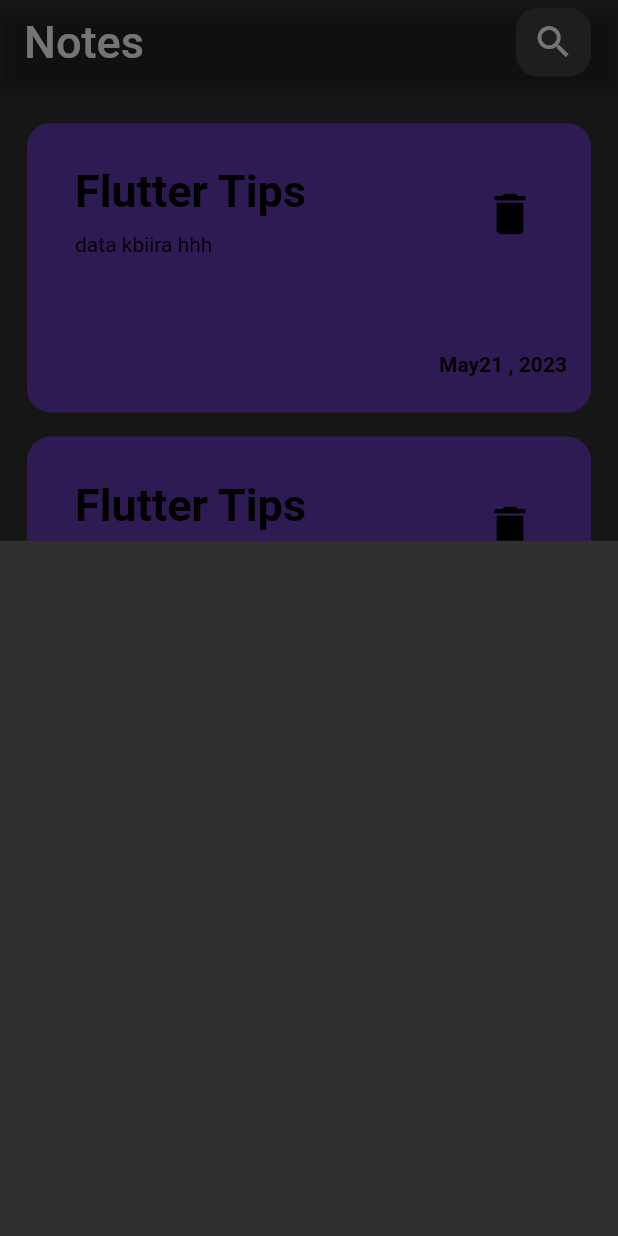
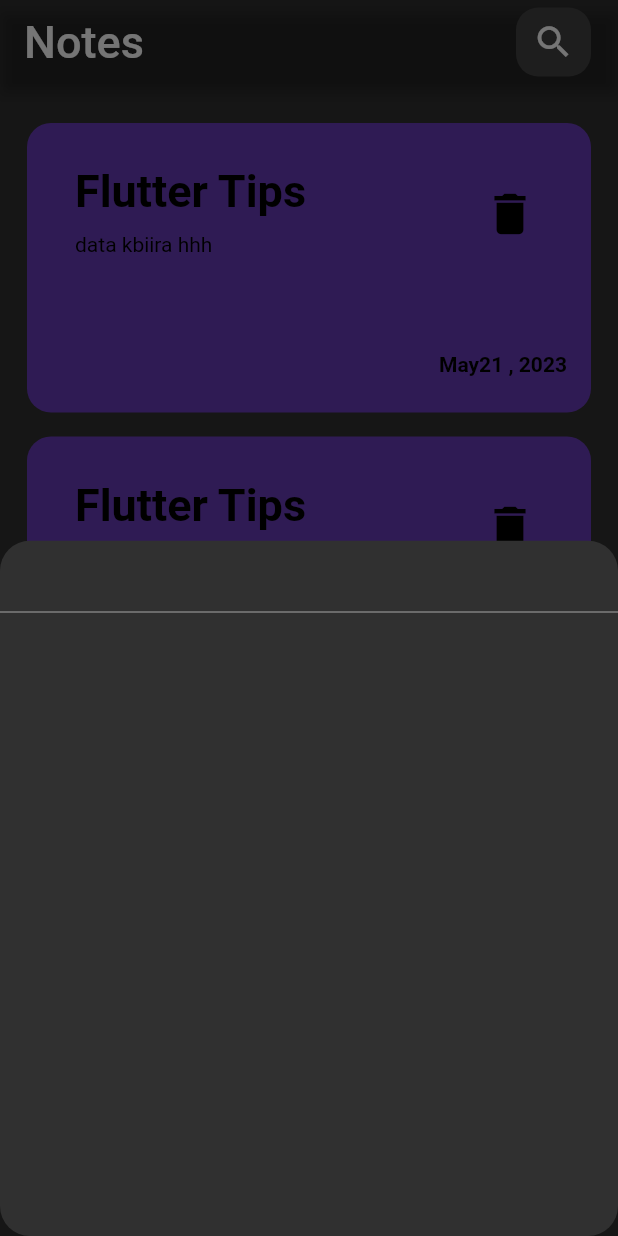
Before and after one commit to Benziane-Anis/My-Notes, a Flutter app: the screen it shows after launch, after a tap on the "add" icon, on a phone screen of 412 x 824 dp. Run offline on Flutter 3.47's test engine with Material 2 defaults, Android fonts, the phone set to English and light mode, and no system bars.

Commit message:
add custom MyTextfield

```diff
--- a/lib/items/custom_addnote.dart
+++ b/lib/items/custom_addnote.dart
@@ -1,10 +1,15 @@
 import 'package:flutter/material.dart';
+import 'package:my_notes/items/custom_textfield.dart';
 
 class AddNoteButtomSheet extends StatelessWidget {
   const AddNoteButtomSheet({super.key});
 
   @override
   Widget build(BuildContext context) {
-    return Container();
+    return Column(
+      children: [
+        MyTexteField()
+      ],
+    );
   }
 }
--- /dev/null
+++ b/lib/items/custom_textfield.dart
@@ -0,0 +1,10 @@
+import 'package:flutter/material.dart';
+
+class MyTexteField extends StatelessWidget {
+  const MyTexteField({super.key});
+
+  @override
+  Widget build(BuildContext context) {
+    return TextField();
+  }
+}
--- a/lib/screens/home.dart
+++ b/lib/screens/home.dart
@@ -39,7 +39,11 @@ class Home extends StatelessWidget {
         ),
       ),
       floatingActionButton:  FloatingActionButton(onPressed: () {
-        showModalBottomSheet(context: context, builder: (context) {
+        showModalBottomSheet(
+          shape: RoundedRectangleBorder(
+            borderRadius: BorderRadius.circular(20)
+          ),
+          context: context, builder: (context) {
           return AddNoteButtomSheet();
         },);
       },child: const Icon(Icons.add)),
```
